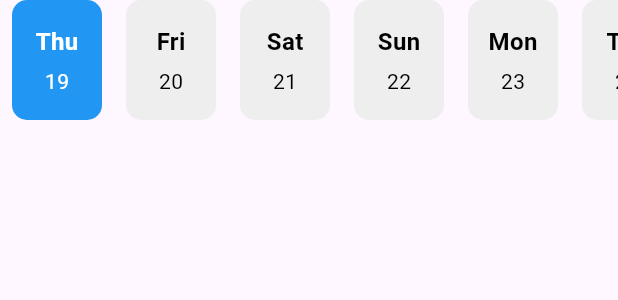
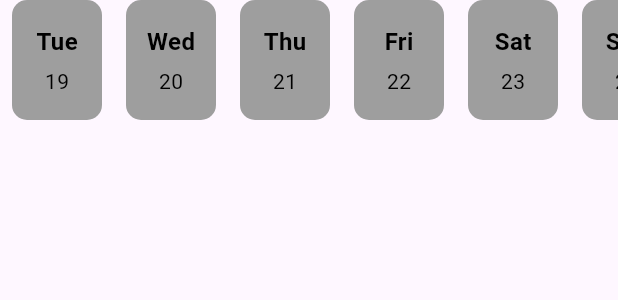
Before and after one commit to glencyretardo/MobileDev, a Flutter app: the HorizontalCalendar widget shown alone on an empty page, opened directly with empty values, on a phone screen of 412 x 824 dp. Shown: the top 300 px of the screen. Run offline on Flutter 3.47's test engine with Material 3 defaults, Android fonts, the light colour scheme and no system bars; our stand-ins replace cloud_firestore, firebase_auth, firebase_core, flutter_colorpicker, image_picker; accounts and stored records are empty.

Commit message:
not so fixed calendar

```diff
--- a/lib/screens/calendar.dart
+++ b/lib/screens/calendar.dart
@@ -1,51 +1,139 @@
 import 'package:flutter/material.dart';
 import 'package:intl/intl.dart';
+import 'package:cloud_firestore/cloud_firestore.dart';
 
-class HorizontalCalendar extends StatelessWidget {
-  final DateTime initialDate; // Add this property
-  final Function(DateTime) onDateSelected; // Add this property
-  final ScrollController scrollController = ScrollController();
+class HorizontalCalendar extends StatefulWidget {
+  final DateTime initialDate; // Initial date selected by the user
+  final Function(DateTime) onDateSelected; // Callback for date selection
+  final String userId; // Add userId parameter
 
   HorizontalCalendar({
     Key? key,
-    required this.initialDate, // Required parameter for initial date
-    required this.onDateSelected, // Required parameter for date selection callback
-  }) : super(key: key) {
-    // Automatically center the view to the initial date after the first build
+    required this.initialDate,
+    required this.onDateSelected,
+    required this.userId, // Pass userId here
+  }) : super(key: key);
+
+  @override
+  _HorizontalCalendarState createState() => _HorizontalCalendarState();
+}
+
+class _HorizontalCalendarState extends State<HorizontalCalendar> {
+  final ScrollController scrollController = ScrollController();
+  DateTime? firstHabitDate;
+
+  @override
+  void initState() {
+    super.initState();
+    _fetchFirstHabitDate(); // Fetch the first habit's creation date on init
+  }
+
+  // Fetch the earliest habit's creation date from Firestore
+  Future<void> _fetchFirstHabitDate() async {
+    try {
+      String userId = widget.userId; // Use the actual user ID from the widget
+
+      var snapshot = await FirebaseFirestore.instance
+          .collection('users')
+          .doc(userId) // The user ID should be dynamic, not hardcoded
+          .collection('habits')
+          .orderBy('createdAt', descending: false) // Order by createdAt
+          .limit(1)
+          .get()
+          .timeout(Duration(seconds: 10)); // Set a timeout for the query
+
+      // Check if the query returned any documents
+      if (snapshot.docs.isNotEmpty) {
+        Timestamp timestamp = snapshot.docs.first['createdAt'];
+        setState(() {
+          firstHabitDate =
+              timestamp.toDate(); // Set the first habit's creation date
+        });
+        print("First habit date fetched: $firstHabitDate");
+
+        // Ensure that the first visible item is today's date
         WidgetsBinding.instance.addPostFrameCallback((_) {
-      double todayIndex =
-          30; // Today is the center of the range (30 days before + today)
-      double scrollPosition = todayIndex * 76; // 60 width + 8 margin * 2
-      scrollController.jumpTo(scrollPosition);
+          _scrollToToday();
         });
+      } else {
+        print("No habits found in the Firestore collection.");
+        setState(() {
+          firstHabitDate = DateTime.now(); // Fallback if no habits are found
+        });
+      }
+    } catch (e) {
+      // Handle timeout or any other errors
+      print("Error fetching first habit date: $e");
+      setState(() {
+        firstHabitDate = DateTime.now(); // Fallback for testing
+      });
+    }
+  }
+
+  // Scroll to the position where today's date is visible
+  void _scrollToToday() {
+    if (firstHabitDate != null) {
+      DateTime today = DateTime.now();
+      int daysFromFirstHabit = today.difference(firstHabitDate!).inDays;
+
+      // Adjust scroll position by adding 30 for the days before the first habit date
+      double position =
+          (daysFromFirstHabit + 30) * 60.0; // 60.0 is the width of each item
+      scrollController.jumpTo(position); // Jump to the calculated position
+    }
   }
 
   @override
   Widget build(BuildContext context) {
     DateTime today = DateTime.now();
+    int daysFromFirstHabit =
+        firstHabitDate != null ? today.difference(firstHabitDate!).inDays : 0;
+
+    // Total days visible (30 days before and after the first habit date, plus today)
+    int totalDays = daysFromFirstHabit + 61;
 
     return SizedBox(
       height: 80,
-      child: ListView.builder(
+      child: firstHabitDate == null
+          ? Center(child: CircularProgressIndicator())
+          : ListView.builder(
               controller: scrollController,
               scrollDirection: Axis.horizontal,
-        itemCount: 61, // Total: 30 days before + today + 30 days after
+              itemCount: totalDays, // Total number of days visible
               itemBuilder: (context, index) {
-          DateTime date = today.subtract(Duration(days: 30 - index));
-          bool isSelected = date.day == initialDate.day &&
-              date.month == initialDate.month &&
-              date.year == initialDate.year;
+                DateTime date = firstHabitDate!.add(
+                    Duration(days: index - 30)); // Adjust for scrolling range
+                bool isSelected = date.day == widget.initialDate.day &&
+                    date.month == widget.initialDate.month &&
+                    date.year == widget.initialDate.year;
+
+                bool isToday = date.day == today.day &&
+                    date.month == today.month &&
+                    date.year == today.year;
+
+                bool isBeforeFirstHabit =
+                    firstHabitDate != null && date.isBefore(firstHabitDate!);
 
                 return GestureDetector(
-            onTap: () {
-              onDateSelected(
+                  onTap: isBeforeFirstHabit
+                      ? null // Disable selection for dates before the first habit date
+                      : () {
+                          widget.onDateSelected(
                               date); // Trigger the callback with the selected date
                         },
                   child: Container(
                     width: 60,
                     margin: EdgeInsets.symmetric(horizontal: 8),
                     decoration: BoxDecoration(
-                color: isSelected ? Colors.blue : Colors.grey[200],
+                      color: isToday
+                          ? Colors
+                              .blue // Highlight today's date with blue color
+                          : isSelected
+                              ? Colors.orange // Selected date with orange color
+                              : isBeforeFirstHabit
+                                  ? Colors.grey // Disable color for past dates
+                                  : Colors.grey[
+                                      200], // Default color for other dates
                       borderRadius: BorderRadius.circular(10),
                     ),
                     child: Column(
@@ -56,7 +144,9 @@ class HorizontalCalendar extends StatelessWidget {
                           style: TextStyle(
                             fontSize: 16,
                             fontWeight: FontWeight.bold,
-                      color: isSelected ? Colors.white : Colors.black,
+                            color: isToday || isSelected
+                                ? Colors.white
+                                : Colors.black,
                           ),
                         ),
                         SizedBox(height: 5),
@@ -64,7 +154,9 @@ class HorizontalCalendar extends StatelessWidget {
                           date.day.toString(), // Day number
                           style: TextStyle(
                             fontSize: 14,
-                      color: isSelected ? Colors.white : Colors.black,
+                            color: isToday || isSelected
+                                ? Colors.white
+                                : Colors.black,
                           ),
                         ),
                       ],
```
Lines whose indentation alone changed are shown as unchanged.
